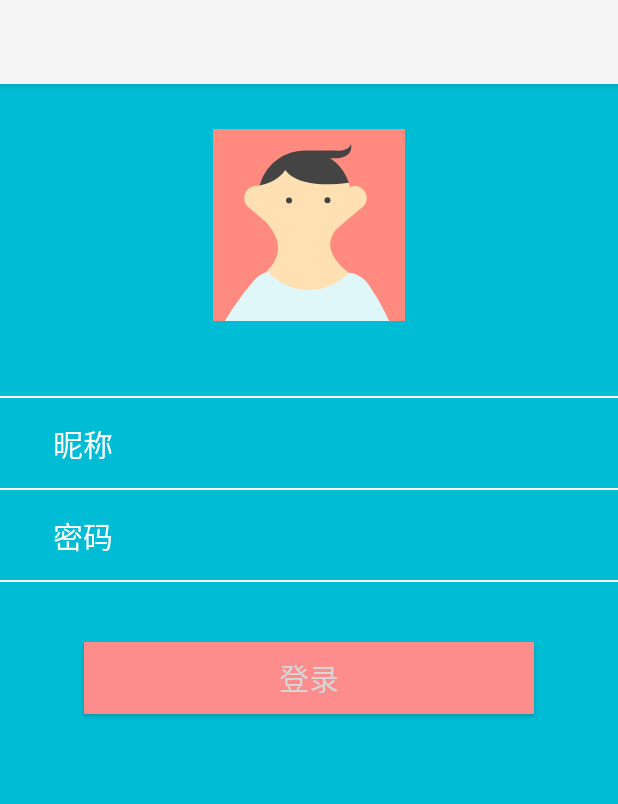
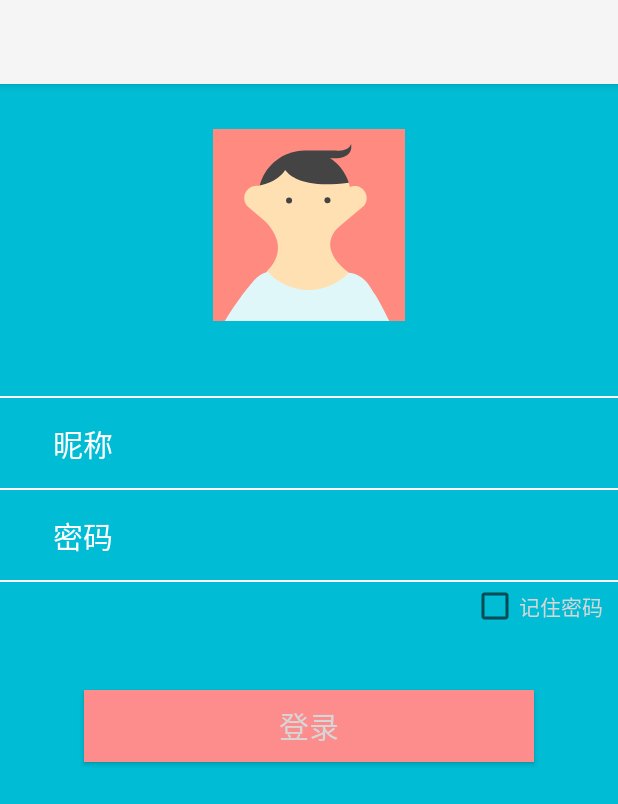
Before and after one commit to huangxiaominhh/Androidhomework, an Android app: the ThirdActivity screen opened directly, with no data from a screen before it, on a phone screen of 412 x 824 dp. Shown: the top 804 px of the screen. Run offline under Robolectric (Android 15) with nearby library versions, the phone set to English and light mode, and no system bars.

Commit message:
登录界面昵称密码的存储

```diff
--- a/app/src/main/java/com/example/androidhomework/ThirdActivity.java
+++ b/app/src/main/java/com/example/androidhomework/ThirdActivity.java
@@ -1,34 +1,72 @@
 package com.example.androidhomework;
 
 import android.content.Intent;
+import android.content.SharedPreferences;
 import android.os.Bundle;
+import android.view.Gravity;
 import android.view.View;
 import android.widget.Button;
+import android.widget.CheckBox;
 import android.widget.EditText;
+import android.widget.ImageView;
+import android.widget.LinearLayout;
+import android.widget.Toast;
 
 import androidx.annotation.Nullable;
 import androidx.appcompat.app.AppCompatActivity;
 
 public class ThirdActivity extends AppCompatActivity {
     //定义对象
-    Button btn_3;
-    EditText ed;
+    Button btn_3,btn_login;
+    EditText ed,ed_pwd;
+    CheckBox checkBox;
     @Override
     protected void onCreate (@Nullable Bundle savedInstanceState) {
 
         super.onCreate(savedInstanceState);
         setContentView(R.layout.activity_third);
         ed=findViewById(R.id.et_name);
+        ed_pwd = findViewById(R.id.et_pwd);
+        checkBox=findViewById(R.id.checkbox);
         btn_3=findViewById(R.id.btn_3);
         btn_3.setOnClickListener(new View.OnClickListener() {
             @Override
             public void onClick(View view) {
+                //单击按钮将输入的用户名、密码、复选框状态保存起来
+                SharedPreferences.Editor editor=getSharedPreferences("myfile",0).edit();
+                editor.putString("name",ed.getText().toString());//键：值，键值对方式存储
+                editor.putString("pwd",ed_pwd.getText().toString());//把输入发密码存放在pwd键中
+                editor.putBoolean("st",checkBox.isChecked());//把复选框的状态存放在status键里
+                editor.commit();//提交，即为存储成功
                 //页面跳转逻辑
                 Intent intent = new Intent(ThirdActivity.this,FourthActivity.class);
                 intent.putExtra("hh",ed.getText().toString());//键值
                 startActivity(intent);
+                finish();
+                //创建一条居中带图片的toast并显示
+                Toast toast=Toast.makeText(ThirdActivity.this,"点击头像去你想去的地方",Toast.LENGTH_SHORT);
+                toast.setGravity(Gravity.CENTER,2,2);//让toast居中，左右偏移量为0
+                ImageView image2=new ImageView(ThirdActivity.this);//定义图片控件
+                image2.setImageResource(R.drawable.img);//设置图片
+                LinearLayout toastview=(LinearLayout) toast.getView();//定义toast的布局视图为线性布局
+                toastview.addView(image2);//将图片加载到toast布局中
+                toast.show();//显示toast
             }
 
         });
+//选中记住密码复选框，下一次启动，获取昵称和密码并显示出来
+        String myname=getSharedPreferences("myfile",0).getString("name","");
+        String mypwd=getSharedPreferences("myfile",0).getString("pwd","");
+        Boolean myst=getSharedPreferences("myfile",0).getBoolean("st",false);
+       //判断过来的值
+        if (myst==true) {
+            ed.setText(myname);
+            ed_pwd.setText(mypwd);
+            checkBox.setChecked(true);
+        }else{
+            ed.setText("");
+            ed_pwd.setText("");
+            checkBox.setChecked(false);
+        }
     }
 }
--- a/app/src/main/res/layout/activity_third.xml
+++ b/app/src/main/res/layout/activity_third.xml
@@ -44,9 +44,18 @@
             android:textSize="20sp"/>
         <EditText
             style="@style/etOne"
+            android:inputType="textPassword"
             android:id="@+id/et_pwd"/>
     </LinearLayout>
     <View style="@style/hline"/>
+    <CheckBox
+        android:id="@+id/checkbox"
+        android:layout_width="wrap_content"
+        android:layout_height="wrap_content"
+        android:text="记住密码"
+        android:layout_gravity="right"
+        android:layout_marginRight="10dp"
+        android:textColor="@color/white"/>
 
     <Button
         android:id="@+id/btn_3"
```
Also changed, not shown: app/src/main/res/drawable-v24/img.png (added).
